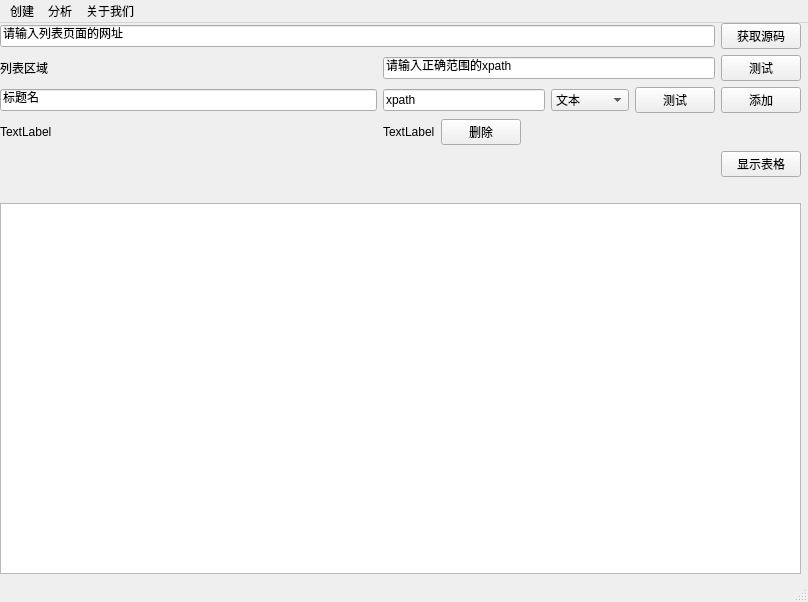
Before: the Qt Designer form code/Windows.ui in 514840279/crawler, drawn with Qt 5.
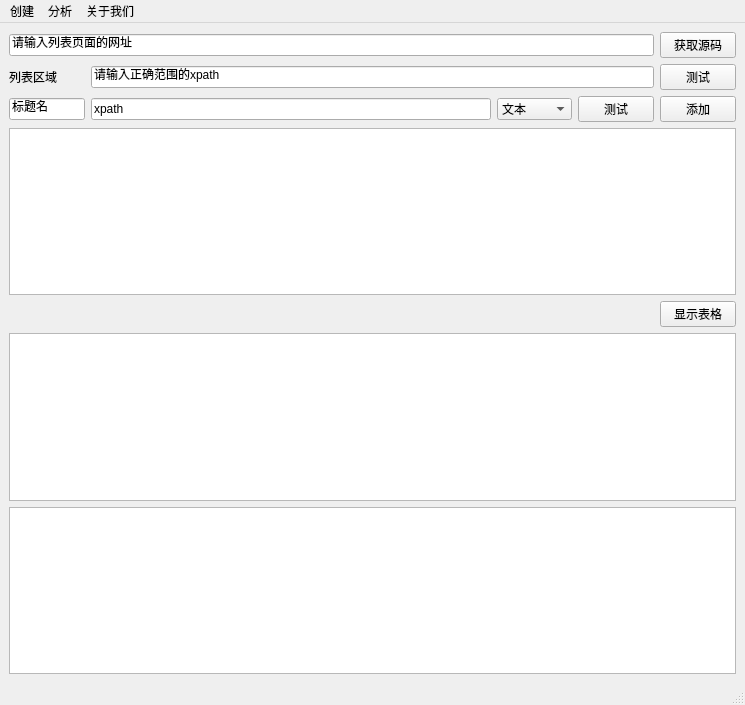
After: the same form once the commit is applied. Icons and pictures are not drawn.

Commit message: 添加表格展示配置

Diff of the .ui file:
```diff
--- a/code/Windows.ui
+++ b/code/Windows.ui
@@ -6,104 +6,131 @@
    <rect>
     <x>0</x>
     <y>0</y>
-    <width>808</width>
-    <height>602</height>
+    <width>745</width>
+    <height>705</height>
    </rect>
   </property>
   <property name="windowTitle">
    <string>MainWindow</string>
   </property>
   <widget class="QWidget" name="centralwidget">
-   <widget class="QWidget" name="">
-    <property name="geometry">
-     <rect>
-      <x>0</x>
-      <y>0</y>
-      <width>801</width>
-      <height>551</height>
-     </rect>
-    </property>
-    <layout class="QVBoxLayout" name="verticalLayout">
-     <item>
+   <layout class="QGridLayout" name="gridLayout_2">
+    <item row="0" column="0">
       <layout class="QGridLayout" name="gridLayout">
-       <item row="0" column="9">
-        <widget class="QPushButton" name="urlbutton">
+      <item row="2" column="0">
+       <widget class="QLineEdit" name="lineEdit_2">
+        <property name="minimumSize">
+         <size>
+          <width>60</width>
+          <height>0</height>
+         </size>
+        </property>
+        <property name="maximumSize">
+         <size>
+          <width>80</width>
+          <height>16777215</height>
+         </size>
+        </property>
          <property name="text">
-          <string>获取源码</string>
+         <string>标题名</string>
          </property>
         </widget>
        </item>
-       <item row="0" column="0" colspan="9">
+      <item row="3" column="0" colspan="5">
+       <widget class="QTableView" name="tableView_2">
+        <property name="maximumSize">
+         <size>
+          <width>16777215</width>
+          <height>250</height>
+         </size>
+        </property>
+       </widget>
+      </item>
+      <item row="0" column="0" colspan="4">
         <widget class="QLineEdit" name="urlLineEdit">
          <property name="text">
           <string>请输入列表页面的网址</string>
          </property>
         </widget>
        </item>
-       <item row="1" column="9">
+      <item row="1" column="4">
         <widget class="QPushButton" name="pushButton">
+        <property name="minimumSize">
+         <size>
+          <width>60</width>
+          <height>0</height>
+         </size>
+        </property>
+        <property name="maximumSize">
+         <size>
+          <width>80</width>
+          <height>16777215</height>
+         </size>
+        </property>
          <property name="text">
           <string>测试</string>
          </property>
         </widget>
        </item>
-       <item row="5" column="0" colspan="10">
-        <spacer name="horizontalSpacer">
-         <property name="orientation">
-          <enum>Qt::Horizontal</enum>
-         </property>
-         <property name="sizeHint" stdset="0">
+      <item row="1" column="0">
+       <widget class="QLabel" name="label">
+        <property name="minimumSize">
+         <size>
+          <width>60</width>
+          <height>0</height>
+         </size>
+        </property>
+        <property name="maximumSize">
           <size>
-           <width>770</width>
-           <height>20</height>
-          </size>
-         </property>
-        </spacer>
-       </item>
-       <item row="2" column="9">
-        <widget class="QPushButton" name="pushButton_3">
+          <width>80</width>
+          <height>16777215</height>
+         </size>
+        </property>
          <property name="text">
-          <string>添加</string>
+         <string>列表区域</string>
          </property>
         </widget>
        </item>
-       <item row="3" column="0">
-        <widget class="QLabel" name="label_4">
-         <property name="text">
-          <string>TextLabel</string>
-         </property>
-        </widget>
-       </item>
-       <item row="3" column="1">
-        <widget class="QLabel" name="label_3">
-         <property name="text">
-          <string>TextLabel</string>
-         </property>
-        </widget>
-       </item>
-       <item row="3" column="2">
-        <widget class="QPushButton" name="pushButton_6">
-         <property name="text">
-          <string>删除</string>
-         </property>
-        </widget>
-       </item>
-       <item row="2" column="8">
+      <item row="2" column="3">
         <widget class="QPushButton" name="pushButton_2">
+        <property name="minimumSize">
+         <size>
+          <width>60</width>
+          <height>0</height>
+         </size>
+        </property>
+        <property name="maximumSize">
+         <size>
+          <width>80</width>
+          <height>16777215</height>
+         </size>
+        </property>
          <property name="text">
           <string>测试</string>
          </property>
         </widget>
        </item>
-       <item row="4" column="9">
-        <widget class="QPushButton" name="pushButton_7">
+      <item row="1" column="1" colspan="3">
+       <widget class="QLineEdit" name="lineEdit">
          <property name="text">
-          <string>显示表格</string>
+         <string>请输入正确范围的xpath</string>
          </property>
         </widget>
        </item>
-       <item row="2" column="7">
+      <item row="2" column="2">
         <widget class="QComboBox" name="comboBox">
+        <property name="minimumSize">
+         <size>
+          <width>60</width>
+          <height>0</height>
+         </size>
+        </property>
+        <property name="maximumSize">
+         <size>
+          <width>80</width>
+          <height>16777215</height>
+         </size>
+        </property>
          <item>
           <property name="text">
            <string>文本</string>
@@ -124,43 +151,108 @@
            <string>数组截取</string>
           </property>
          </item>
-        </widget>
-       </item>
-       <item row="2" column="0">
-        <widget class="QLineEdit" name="lineEdit_2">
+        <item>
+         <property name="text">
+          <string>二值转换</string>
+         </property>
+        </item>
+        <item>
+         <property name="text">
+          <string>二值逆转换</string>
+         </property>
+        </item>
+       </widget>
+      </item>
+      <item row="2" column="4">
+       <widget class="QPushButton" name="pushButton_3">
+        <property name="minimumSize">
+         <size>
+          <width>60</width>
+          <height>0</height>
+         </size>
+        </property>
+        <property name="maximumSize">
+         <size>
+          <width>80</width>
+          <height>16777215</height>
+         </size>
+        </property>
          <property name="text">
-          <string>标题名</string>
+         <string>添加</string>
          </property>
         </widget>
        </item>
-       <item row="2" column="1" colspan="6">
+      <item row="0" column="4">
+       <widget class="QPushButton" name="urlbutton">
+        <property name="minimumSize">
+         <size>
+          <width>60</width>
+          <height>0</height>
+         </size>
+        </property>
+        <property name="maximumSize">
+         <size>
+          <width>80</width>
+          <height>16777215</height>
+         </size>
+        </property>
+        <property name="text">
+         <string>获取源码</string>
+        </property>
+       </widget>
+      </item>
+      <item row="2" column="1">
         <widget class="QLineEdit" name="lineEdit_3">
+        <property name="minimumSize">
+         <size>
+          <width>400</width>
+          <height>0</height>
+         </size>
+        </property>
          <property name="text">
           <string>xpath</string>
          </property>
         </widget>
        </item>
+      <item row="4" column="4">
+       <widget class="QPushButton" name="saveConf">
+        <property name="minimumSize">
+         <size>
+          <width>60</width>
+          <height>0</height>
+         </size>
+        </property>
+        <property name="maximumSize">
+         <size>
+          <width>80</width>
+          <height>16777215</height>
+         </size>
+        </property>
+        <property name="text">
+         <string>显示表格</string>
+        </property>
+       </widget>
+      </item>
+     </layout>
+    </item>
        <item row="1" column="0">
-        <widget class="QLabel" name="label">
-         <property name="text">
-          <string>列表区域</string>
+     <widget class="QTextBrowser" name="textBrowser">
+      <property name="minimumSize">
+       <size>
+        <width>1</width>
+        <height>0</height>
+       </size>
          </property>
         </widget>
        </item>
-       <item row="1" column="1" colspan="8">
-        <widget class="QLineEdit" name="lineEdit">
-         <property name="text">
-          <string>请输入正确范围的xpath</string>
+    <item row="3" column="0">
+     <widget class="QTableView" name="tableView">
+      <property name="showGrid">
+       <bool>false</bool>
          </property>
         </widget>
        </item>
       </layout>
-     </item>
-     <item>
-      <widget class="QTextBrowser" name="textBrowser"/>
-     </item>
-    </layout>
-   </widget>
   </widget>
   <widget class="QStatusBar" name="statusbar"/>
   <widget class="QMenuBar" name="menubar">
@@ -168,7 +260,7 @@
     <rect>
      <x>0</x>
      <y>0</y>
-     <width>808</width>
+     <width>745</width>
      <height>26</height>
     </rect>
    </property>
```
Left out of the diff: 24 changed lines with no effect on the pictures. Lines whose indentation alone changed are shown as unchanged. The commit also changes 5 other files.
